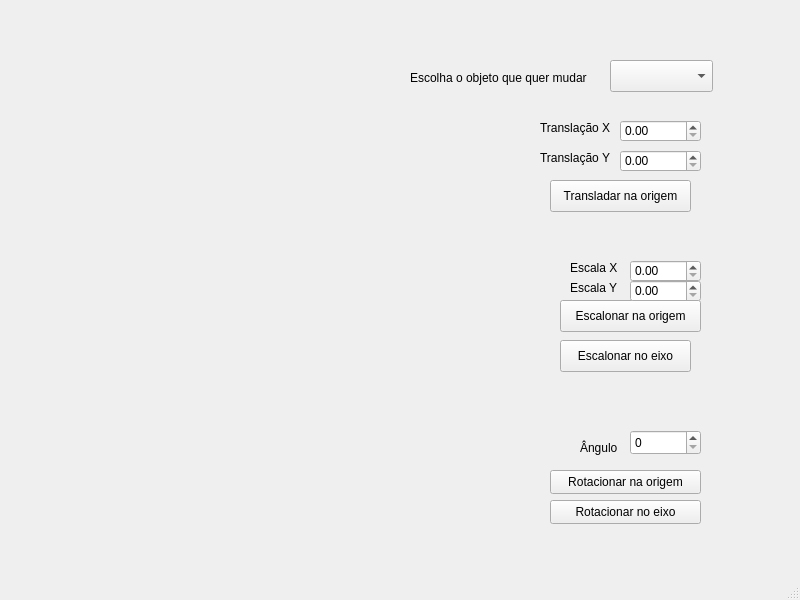
Before: the Qt Designer form ComputacaoGrafica/mainwindow.ui in cafeef/CC54E, drawn with Qt 5.
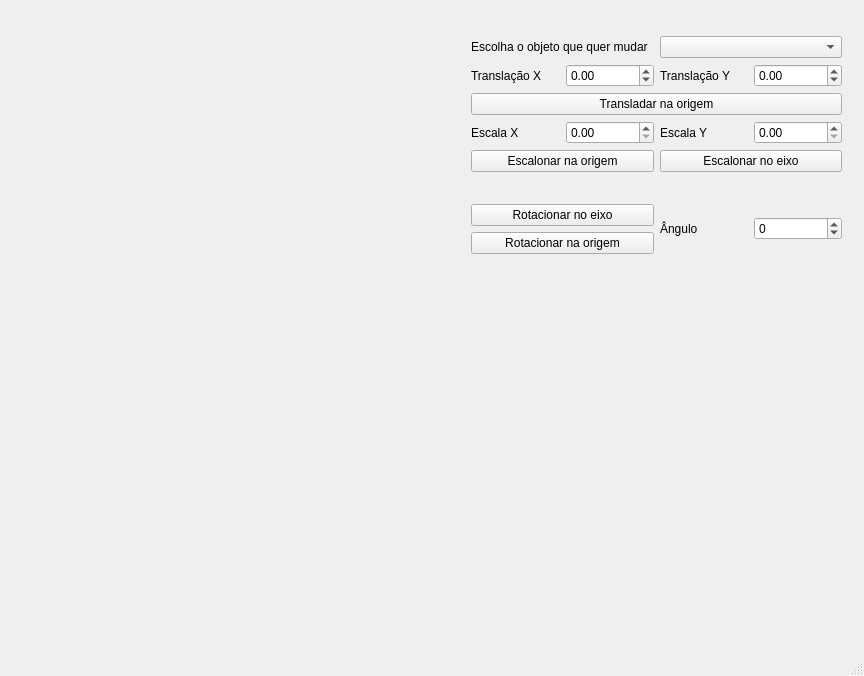
After: the same form once the commit is applied. Custom widgets are drawn as their Qt base class.

Commit message:
Add Window class for viewport navigation
Introduces Window class with pan, zoom, and rotation methods to manage viewport navigation. Refactors mainwindow.ui layout for better organization and removes debug output from matriz.cpp transformation methods.

```diff
--- a/ComputacaoGrafica/mainwindow.ui
+++ b/ComputacaoGrafica/mainwindow.ui
@@ -6,8 +6,8 @@
    <rect>
     <x>0</x>
     <y>0</y>
-    <width>800</width>
-    <height>600</height>
+    <width>864</width>
+    <height>676</height>
    </rect>
   </property>
   <property name="windowTitle">
@@ -19,224 +19,193 @@
      <rect>
       <x>0</x>
       <y>-20</y>
-      <width>800</width>
+      <width>861</width>
       <height>650</height>
      </rect>
     </property>
-    <widget class="QComboBox" name="objectSelectorComboBox">
+    <widget class="QWidget" name="">
      <property name="geometry">
       <rect>
-       <x>610</x>
-       <y>80</y>
-       <width>103</width>
-       <height>32</height>
+       <x>471</x>
+       <y>30</y>
+       <width>371</width>
+       <height>271</height>
       </rect>
      </property>
-    </widget>
-    <widget class="QDoubleSpinBox" name="translateXSpinBox">
-     <property name="geometry">
-      <rect>
-       <x>620</x>
-       <y>140</y>
-       <width>81</width>
-       <height>22</height>
-      </rect>
-     </property>
-    </widget>
-    <widget class="QDoubleSpinBox" name="translateYSpinBox">
-     <property name="geometry">
-      <rect>
-       <x>620</x>
-       <y>170</y>
-       <width>81</width>
-       <height>22</height>
-      </rect>
-     </property>
-    </widget>
+     <layout class="QVBoxLayout" name="verticalLayout_4">
+      <item>
+       <layout class="QVBoxLayout" name="verticalLayout">
+        <item>
+         <layout class="QHBoxLayout" name="horizontalLayout">
+          <item>
     <widget class="QLabel" name="LabelComboBox">
-     <property name="geometry">
-      <rect>
-       <x>410</x>
-       <y>90</y>
-       <width>201</width>
-       <height>16</height>
-      </rect>
-     </property>
      <property name="text">
       <string>Escolha o objeto que quer mudar</string>
      </property>
     </widget>
+          </item>
+          <item>
+           <widget class="QComboBox" name="objectSelectorComboBox"/>
+          </item>
+         </layout>
+        </item>
+        <item>
+         <layout class="QHBoxLayout" name="horizontalLayout_4">
+          <item>
+           <layout class="QHBoxLayout" name="horizontalLayout_2">
+            <item>
     <widget class="QLabel" name="LabelComboBox_2">
-     <property name="geometry">
-      <rect>
-       <x>540</x>
-       <y>140</y>
-       <width>81</width>
-       <height>16</height>
-      </rect>
-     </property>
      <property name="text">
       <string>Translação X</string>
      </property>
     </widget>
+            </item>
+            <item>
+             <widget class="QDoubleSpinBox" name="translateXSpinBox">
+              <property name="minimum">
+               <double>-99.989999999999995</double>
+              </property>
+             </widget>
+            </item>
+           </layout>
+          </item>
+          <item>
+           <layout class="QHBoxLayout" name="horizontalLayout_3">
+            <item>
     <widget class="QLabel" name="LabelComboBox_3">
-     <property name="geometry">
-      <rect>
-       <x>540</x>
-       <y>170</y>
-       <width>81</width>
-       <height>16</height>
-      </rect>
-     </property>
      <property name="text">
       <string>Translação Y</string>
      </property>
     </widget>
+            </item>
+            <item>
+             <widget class="QDoubleSpinBox" name="translateYSpinBox">
+              <property name="minimum">
+               <double>-99.989999999999995</double>
+              </property>
+             </widget>
+            </item>
+           </layout>
+          </item>
+         </layout>
+        </item>
+        <item>
     <widget class="QPushButton" name="translateButton">
-     <property name="geometry">
-      <rect>
-       <x>550</x>
-       <y>200</y>
-       <width>141</width>
-       <height>32</height>
-      </rect>
-     </property>
      <property name="text">
       <string>Transladar na origem</string>
      </property>
     </widget>
+        </item>
+        <item>
+         <layout class="QVBoxLayout" name="verticalLayout_2">
+          <item>
+           <layout class="QHBoxLayout" name="horizontalLayout_7">
+            <item>
+             <layout class="QHBoxLayout" name="horizontalLayout_5">
+              <item>
     <widget class="QLabel" name="LabelComboBox_4">
-     <property name="geometry">
-      <rect>
-       <x>570</x>
-       <y>280</y>
-       <width>51</width>
-       <height>16</height>
-      </rect>
-     </property>
      <property name="text">
       <string>Escala X</string>
      </property>
     </widget>
+              </item>
+              <item>
+               <widget class="QDoubleSpinBox" name="escaleXSpinBox">
+                <property name="minimum">
+                 <double>0.000000000000000</double>
+                </property>
+               </widget>
+              </item>
+             </layout>
+            </item>
+            <item>
+             <layout class="QHBoxLayout" name="horizontalLayout_6">
+              <item>
     <widget class="QLabel" name="LabelComboBox_5">
-     <property name="geometry">
-      <rect>
-       <x>570</x>
-       <y>300</y>
-       <width>51</width>
-       <height>16</height>
-      </rect>
-     </property>
      <property name="text">
       <string>Escala Y</string>
      </property>
     </widget>
+              </item>
+              <item>
+               <widget class="QDoubleSpinBox" name="escaleYSpinBox">
+                <property name="minimum">
+                 <double>0.000000000000000</double>
+                </property>
+               </widget>
+              </item>
+             </layout>
+            </item>
+           </layout>
+          </item>
+          <item>
+           <layout class="QHBoxLayout" name="horizontalLayout_8">
+            <item>
     <widget class="QPushButton" name="escaleButton">
-     <property name="geometry">
-      <rect>
-       <x>560</x>
-       <y>320</y>
-       <width>141</width>
-       <height>32</height>
-      </rect>
-     </property>
      <property name="text">
       <string>Escalonar na origem</string>
      </property>
     </widget>
-    <widget class="QDoubleSpinBox" name="escaleXSpinBox">
-     <property name="geometry">
-      <rect>
-       <x>630</x>
-       <y>280</y>
-       <width>71</width>
-       <height>22</height>
-      </rect>
-     </property>
-    </widget>
-    <widget class="QDoubleSpinBox" name="escaleYSpinBox">
-     <property name="geometry">
-      <rect>
-       <x>630</x>
-       <y>300</y>
-       <width>71</width>
-       <height>22</height>
-      </rect>
-     </property>
-    </widget>
-    <widget class="QSpinBox" name="rotationAngleSpinBox">
-     <property name="geometry">
-      <rect>
-       <x>630</x>
-       <y>450</y>
-       <width>71</width>
-       <height>25</height>
-      </rect>
-     </property>
-    </widget>
-    <widget class="QLabel" name="LabelComboBox_6">
-     <property name="geometry">
-      <rect>
-       <x>580</x>
-       <y>460</y>
-       <width>51</width>
-       <height>16</height>
-      </rect>
-     </property>
-     <property name="text">
-      <string>Ângulo</string>
-     </property>
-    </widget>
-    <widget class="QPushButton" name="rotationButton">
-     <property name="geometry">
-      <rect>
-       <x>550</x>
-       <y>490</y>
-       <width>151</width>
-       <height>24</height>
-      </rect>
-     </property>
-     <property name="text">
-      <string>Rotacionar na origem</string>
-     </property>
-    </widget>
-    <widget class="QPushButton" name="rotationEixoButton">
-     <property name="geometry">
-      <rect>
-       <x>550</x>
-       <y>520</y>
-       <width>151</width>
-       <height>24</height>
-      </rect>
-     </property>
-     <property name="text">
-      <string>Rotacionar no eixo</string>
-     </property>
-    </widget>
+            </item>
+            <item>
     <widget class="QPushButton" name="escaleEixoButton">
-     <property name="geometry">
-      <rect>
-       <x>560</x>
-       <y>360</y>
-       <width>131</width>
-       <height>32</height>
-      </rect>
-     </property>
      <property name="text">
       <string>Escalonar no eixo</string>
      </property>
     </widget>
-   </widget>
-  </widget>
-  <widget class="QMenuBar" name="menubar">
-   <property name="geometry">
-    <rect>
-     <x>0</x>
-     <y>0</y>
-     <width>800</width>
-     <height>21</height>
-    </rect>
-   </property>
+            </item>
+           </layout>
+          </item>
+         </layout>
+        </item>
+       </layout>
+      </item>
+      <item>
+       <layout class="QHBoxLayout" name="horizontalLayout_10">
+        <item>
+         <layout class="QVBoxLayout" name="verticalLayout_3">
+          <item>
+           <widget class="QPushButton" name="rotationEixoButton">
+            <property name="text">
+             <string>Rotacionar no eixo</string>
+            </property>
+           </widget>
+          </item>
+          <item>
+           <widget class="QPushButton" name="rotationButton">
+            <property name="text">
+             <string>Rotacionar na origem</string>
+            </property>
+           </widget>
+          </item>
+         </layout>
+        </item>
+        <item>
+         <layout class="QHBoxLayout" name="horizontalLayout_9">
+          <item>
+           <widget class="QLabel" name="LabelComboBox_6">
+            <property name="text">
+             <string>Ângulo</string>
+            </property>
+           </widget>
+          </item>
+          <item>
+           <widget class="QSpinBox" name="rotationAngleSpinBox">
+            <property name="minimum">
+             <number>-360</number>
+            </property>
+            <property name="maximum">
+             <number>360</number>
+            </property>
+           </widget>
+          </item>
+         </layout>
+        </item>
+       </layout>
+      </item>
+     </layout>
+    </widget>
+   </widget>
   </widget>
   <widget class="QStatusBar" name="statusbar"/>
  </widget>
```
Lines whose indentation alone changed are shown as unchanged. The commit also changes 4 other files.
